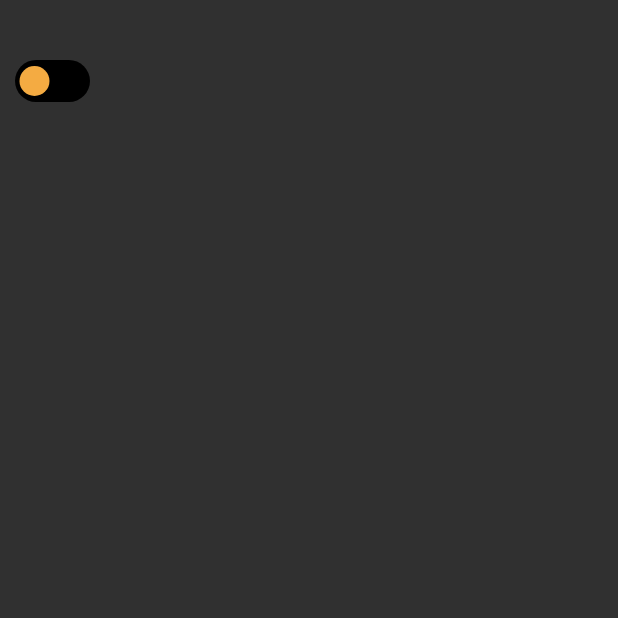
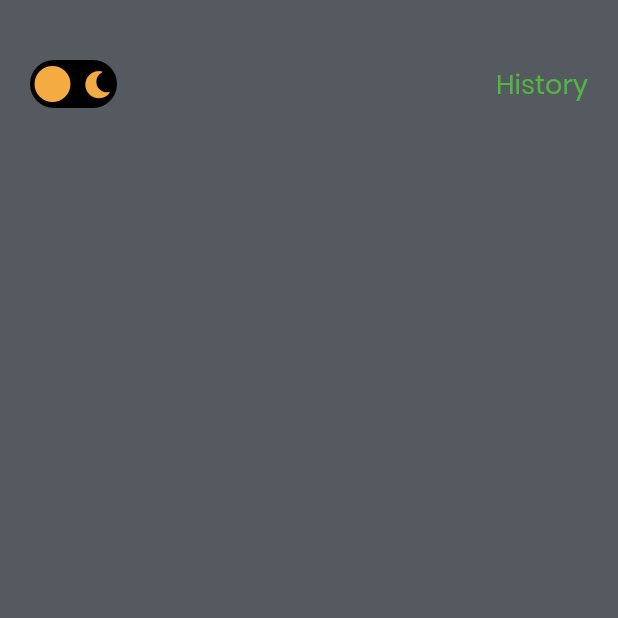
Before and after one commit to emrade/flutter-calculator, a Flutter app: the screen it shows after launch, on a phone screen of 412 x 824 dp, the top half of it. Run offline on Flutter 3.47's test engine with Material 2 defaults, Android fonts, the phone set to English and light mode, and no system bars; our stand-ins replace font_awesome_flutter, shared_preferences.

Commit message:
Base View set up, Theming completed, Font added

```diff
--- a/lib/global_widgets/custom_switch.dart
+++ b/lib/global_widgets/custom_switch.dart
@@ -1,5 +1,6 @@
 import 'package:calculator/utils/colors.dart';
 import 'package:flutter/material.dart';
+import 'package:font_awesome_flutter/font_awesome_flutter.dart';
 
 class CustomSwitch extends StatefulWidget {
   final bool value;
@@ -13,27 +14,47 @@ class CustomSwitch extends StatefulWidget {
 
 class _CustomSwitchState extends State<CustomSwitch>
     with SingleTickerProviderStateMixin {
-  Animation _circleAnimation;
   AnimationController _animationController;
 
   @override
   void initState() {
     super.initState();
-    _animationController =
-        AnimationController(vsync: this, duration: Duration(milliseconds: 60));
-    _circleAnimation = AlignmentTween(
-      begin: widget.value ? Alignment.centerRight : Alignment.centerLeft,
-      end: widget.value ? Alignment.centerLeft : Alignment.centerRight,
-    ).animate(
-      CurvedAnimation(
-        parent: _animationController,
-        curve: Curves.linear,
-      ),
+    _animationController = AnimationController(
+      vsync: this,
+      duration: Duration(milliseconds: 60),
     );
   }
 
   @override
   Widget build(BuildContext context) {
+    final leftIcon = Positioned(
+      child: Opacity(
+        child: Icon(
+          Icons.wb_sunny,
+          size: 20.0,
+          color: CustomColors.switcherDarkColor,
+        ),
+        opacity: widget.value ? 1 : 0,
+      ),
+      left: 4.0,
+      bottom: 2.0,
+      top: 2.0,
+    );
+
+    final rightIcon = Positioned(
+      child: Opacity(
+        child: Icon(
+          FontAwesomeIcons.solidMoon,
+          size: 18.0,
+          color: CustomColors.switcherLightColor,
+        ),
+        opacity: widget.value ? 0 : 1,
+      ),
+      right: 4.0,
+      bottom: 2.0,
+      top: 2.0,
+    );
+
     return AnimatedBuilder(
       animation: _animationController,
       builder: (context, child) {
@@ -48,9 +69,11 @@ class _CustomSwitchState extends State<CustomSwitch>
                 ? widget.onChanged(true)
                 : widget.onChanged(false);
           },
-          child: Container(
-            width: 50.0,
-            height: 28.0,
+          child: Stack(
+            children: <Widget>[
+              Container(
+                width: 58.0,
+                height: 32.0,
                 decoration: BoxDecoration(
                   borderRadius: BorderRadius.circular(24.0),
                   color: !widget.value
@@ -60,11 +83,12 @@ class _CustomSwitchState extends State<CustomSwitch>
                 child: Padding(
                   padding: const EdgeInsets.all(3.0),
                   child: AnimatedContainer(
-                alignment:
-                    widget.value ? Alignment.centerRight : Alignment.centerLeft,
+                    alignment: widget.value
+                        ? Alignment.centerRight
+                        : Alignment.centerLeft,
                     child: Container(
-                  width: 20.0,
-                  height: 20.0,
+                      width: 24.0,
+                      height: 24.0,
                       decoration: BoxDecoration(
                         shape: BoxShape.circle,
                         color: widget.value
@@ -76,6 +100,10 @@ class _CustomSwitchState extends State<CustomSwitch>
                   ),
                 ),
               ),
+              leftIcon,
+              rightIcon
+            ],
+          ),
         );
       },
     );
--- a/lib/theme.dart
+++ b/lib/theme.dart
@@ -18,13 +18,15 @@ ThemeData lightTheme = ThemeData(
     brightness: Brightness.light,
     primarySwatch: Colors.indigo,
     accentColor: Colors.pink,
-    scaffoldBackgroundColor: Color(0xFFFEFDF9));
+    scaffoldBackgroundColor: Color(0xFFFEFDF9),
+    fontFamily: AppFonts.primaryFont);
 
 ThemeData darkTheme = ThemeData(
   brightness: Brightness.dark,
   primarySwatch: Colors.indigo,
   accentColor: Colors.pink,
-  // scaffoldBackgroundColor: Color(0xFF555A60)
+  scaffoldBackgroundColor: Color(0xFF555A60),
+  fontFamily: AppFonts.primaryFont,
 );
 
 class ThemeChanger with ChangeNotifier {
--- a/lib/utils/utils.dart
+++ b/lib/utils/utils.dart
@@ -6,8 +6,6 @@ class AppConstants {
 
 class AppFonts {
   static const primaryFont = "Poppins";
-  static const secondaryFont = "Avenir";
-  static const alternativeFont = "Questrial";
 }
 
 class AppFunctions {
--- a/lib/views/home/home.dart
+++ b/lib/views/home/home.dart
@@ -1,4 +1,5 @@
 import 'package:calculator/global_widgets/custom_switch.dart';
+import 'package:calculator/utils/colors.dart';
 import 'package:flutter/material.dart';
 import 'package:provider/provider.dart';
 
@@ -16,17 +17,31 @@ class HomePage extends StatelessWidget {
       },
     );
 
-    // final switcher = SwitchListTile(
-    //   value: theme.isDarkTheme,
-    //   onChanged: (value) {
-    //     theme.toggleTheme();
-    //   },
-    // );
+    final historyBtn = GestureDetector(
+      onTap: () {},
+      child: Text(
+        "History",
+        style: TextStyle(
+          fontSize: 18.0,
+          color: theme.isDarkTheme ? CustomColors.primaryColor : CustomColors.primaryDarkColor
+        ),
+      ),
+    );
+
+    final controls = Container(
+      child: Row(
+        mainAxisAlignment: MainAxisAlignment.spaceBetween,
+        children: <Widget>[
+          switcher,
+          historyBtn,
+        ],
+      ),
+    );
 
     return Scaffold(
       body: Container(
-        padding: EdgeInsets.only(left: 10, right: 10, top: 40.0),
-        child: Column(children: [switcher]),
+        padding: EdgeInsets.only(left: 20, right: 20, top: 40.0),
+        child: Column(children: [controls]),
       ),
     );
   }
```
Also changed, not shown: pubspec.yaml (+8 -11 lines), assets/fonts/Poppins/Poppins-Bold.ttf (added), assets/fonts/Poppins/Poppins-ExtraBold.ttf (added), assets/fonts/Poppins/Poppins-Light.ttf (added), assets/fonts/Poppins/Poppins-Medium.ttf (added), assets/fonts/Poppins/Poppins-Regular.ttf (added), pubspec.lock. Lines whose indentation alone changed are shown as unchanged.
